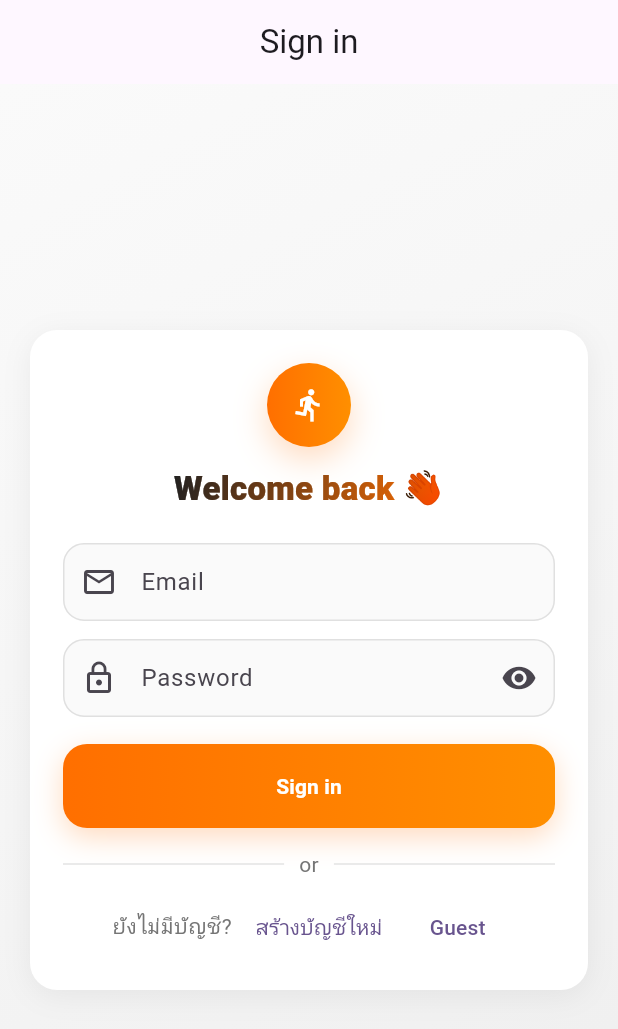
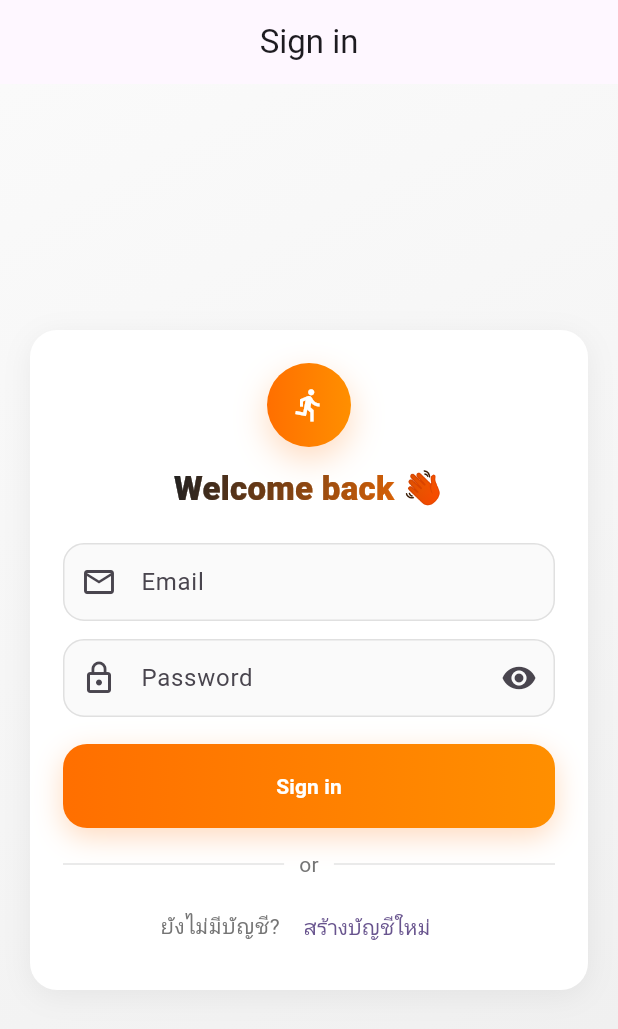
Before and after one commit to UnscinE/ProjectRMApp, a Flutter app: the screen it shows after launch, on a phone screen of 412 x 824 dp. Shown: the top 1029 px of the screen. Run offline on Flutter 3.47's test engine with Material 3 defaults, Android fonts, the phone set to English and light mode, and no system bars; our stand-ins replace cloud_firestore, firebase_auth, firebase_core, fl_chart, geolocator, open_filex and 3 more; missing offline and left inert: add_2_calendar, device_calendar, tflite_flutter; accounts and stored records are empty.

Commit message:
commit guest

```diff
--- a/lib/src/login_page.dart
+++ b/lib/src/login_page.dart
@@ -278,10 +278,7 @@ class _LoginPageState extends State<LoginPage> {
                               child: const Text('สร้างบัญชีใหม่'),
                             ),
                             const SizedBox(width: 6),
-                            TextButton(
-                              onPressed: _guestLogin,
-                              child: const Text('Guest'),
-                            ),
+
                           ],
                         ),
                       ],
```
